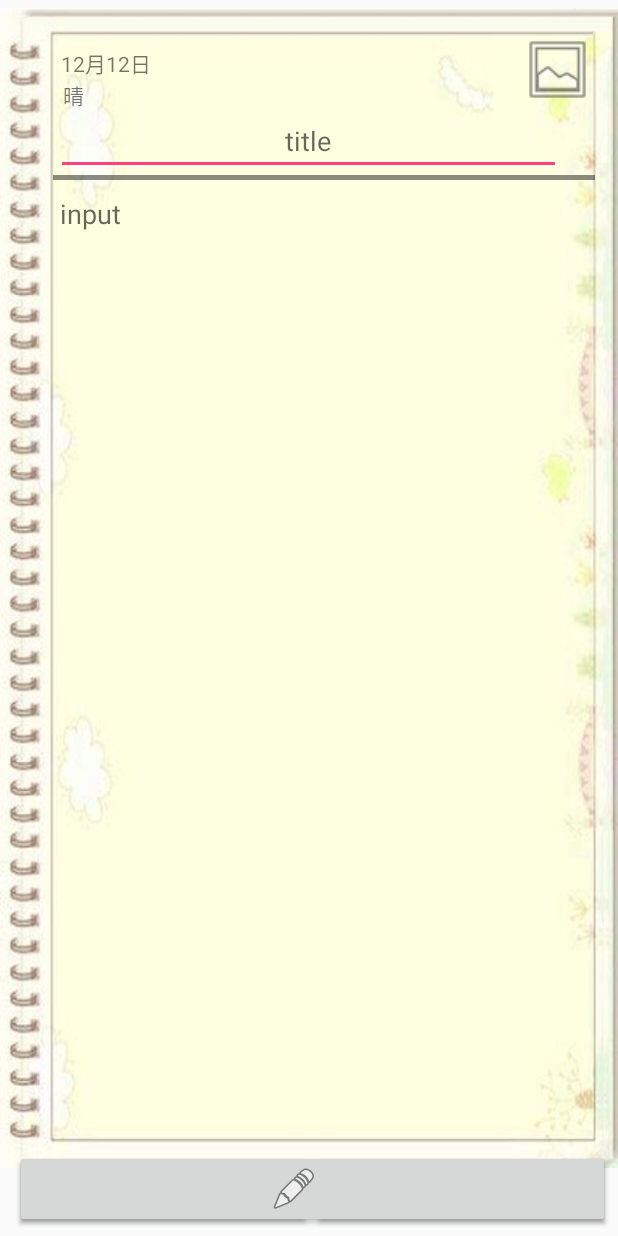
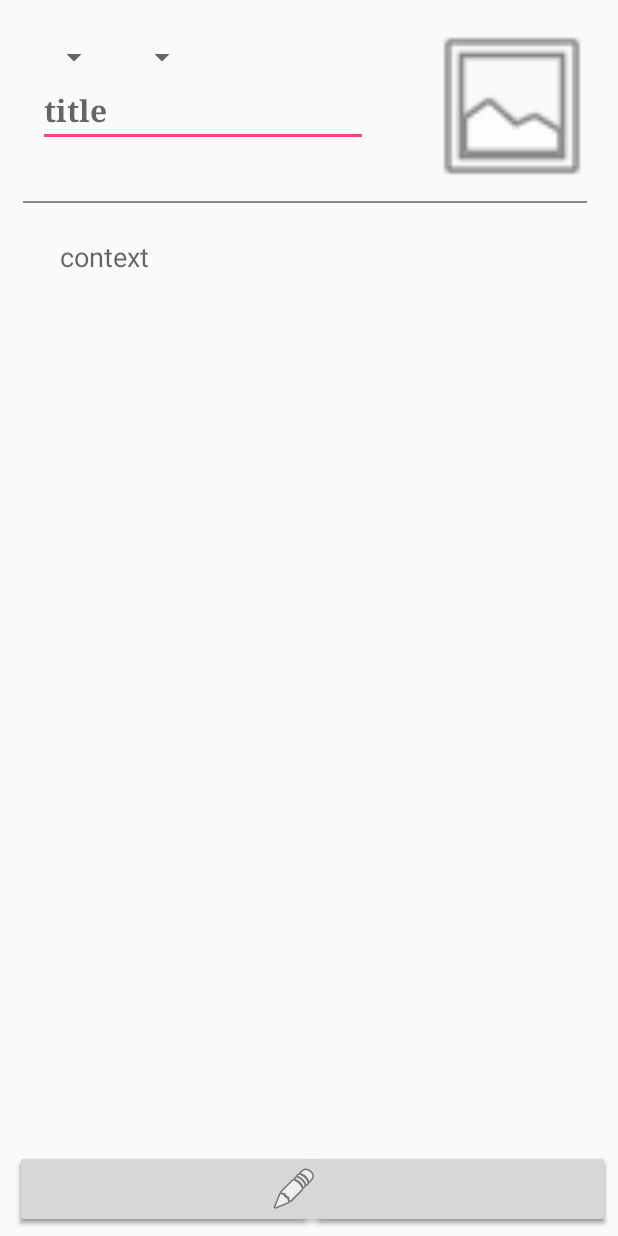
Before and after one commit to Relati/your-diary, an Android app: the layout edit_layout.xml on its own in the app's theme, with its tools: preview values and no code run, on a phone screen of 412 x 824 dp. Run offline under Robolectric (Android 15) with nearby library versions, the phone set to English and light mode, and no system bars.

Commit message:
完善编辑界面xml

```diff
--- a/app/src/main/res/layout/edit_layout.xml
+++ b/app/src/main/res/layout/edit_layout.xml
@@ -1,123 +1,135 @@
 <?xml version="1.0" encoding="utf-8"?>
 <RelativeLayout xmlns:android="http://schemas.android.com/apk/res/android"
-    android:orientation="vertical" android:layout_width="match_parent"
+    android:layout_width="match_parent"
     android:layout_height="match_parent"
-    android:paddingTop="5dp"
-    android:paddingBottom="5dp">
+    android:paddingBottom="5dp"
+    android:paddingTop="5dp">
+
+    <Button
+        android:id="@+id/edit_btn"
+        android:layout_width="match_parent"
+        android:layout_height="wrap_content"
+        android:layout_alignParentBottom="true"
+        android:layout_marginEnd="5dp"
+        android:layout_marginStart="10dp"
+        android:drawableStart="@android:drawable/ic_menu_edit"
+        android:paddingStart="170dp" />
 
     <LinearLayout
-        android:background="@drawable/input_bg"
-        android:layout_marginBottom="40dp"
+        android:layout_width="match_parent"
+        android:layout_height="wrap_content"
+        android:layout_alignParentBottom="true"
+        android:orientation="horizontal"
+        android:layout_marginEnd="5dp"
+        android:layout_marginStart="10dp">
+        <Button
+            android:id="@+id/saveBtn"
+            android:layout_width="0dp"
+            android:layout_height="wrap_content"
+            android:layout_weight="1"
+            android:drawableLeft="@android:drawable/ic_menu_save"
+            android:paddingStart="75dp"/>
+
+        <Button
+            android:id="@+id/cancelBtn"
+            android:layout_width="0dp"
+            android:layout_height="wrap_content"
+            android:layout_toRightOf="@id/saveBtn"
+            android:layout_weight="1"
+            android:drawableLeft="@android:drawable/ic_delete"
+            android:paddingStart="75dp"/>
+    </LinearLayout>
+
+    <LinearLayout
+        android:layout_width="match_parent"
+        android:layout_height="wrap_content"
+        android:layout_above="@+id/edit_btn"
+        android:layout_alignEnd="@+id/edit_btn"
         android:orientation="vertical"
-        android:layout_width="match_parent"
-        android:layout_height="wrap_content">
+        android:layout_alignParentTop="true">
         <RelativeLayout
-            android:paddingTop="16dp"
-            android:paddingStart="25dp"
             android:id="@+id/relative01"
             android:layout_width="match_parent"
-            android:layout_height="wrap_content">
-            <TextView
-                android:paddingTop="10dp"
-                android:paddingStart="15dp"
-                android:id="@+id/day"
-                android:layout_alignParentStart="true"
+            android:layout_height="wrap_content"
+            android:paddingStart="25dp"
+            android:paddingTop="5dp">
+
+            <LinearLayout
                 android:layout_width="wrap_content"
                 android:layout_height="wrap_content"
-                android:text="12月12日"/>
+                android:orientation="vertical"
+                android:paddingTop="15dp">
 
-            <TextView
-                android:layout_marginStart="15dp"
-                android:paddingStart="1dp"
-                android:id="@+id/weather"
-                android:layout_below="@id/day"
-                android:layout_width="wrap_content"
-                android:layout_height="wrap_content"
-                android:text="晴"/>
+                <LinearLayout
+                    android:layout_height="wrap_content"
+                    android:layout_width="wrap_content"
+                    android:orientation="horizontal">
+                    <Spinner
+                        android:id="@+id/spinner_month"
+                        android:layout_width="wrap_content"
+                        android:layout_height="wrap_content"
+                        android:layout_marginEnd="5dp"/>
+                    <Spinner
+                        android:id="@+id/spinner_day"
+                        android:layout_width="wrap_content"
+                        android:layout_height="wrap_content"
+                        android:textSize="15sp"
+                        android:layout_marginStart="5dp"/>
+                </LinearLayout>
+
+                <EditText
+                    android:id="@+id/diary_title"
+                    android:layout_width="220dp"
+                    android:layout_height="wrap_content"
+                    android:layout_marginEnd="20dp"
+                    android:hint="title"
+                    android:maxLines="2"
+                    android:fontFamily="serif"
+                    android:textSize="20sp"
+                    android:textStyle="bold"/>
+
+            </LinearLayout>
 
             <ImageButton
-                android:layout_marginEnd="15dp"
                 android:id="@+id/imageview"
-                android:background="@android:drawable/ic_menu_gallery"
+                android:layout_width="120dp"
+                android:layout_height="120dp"
                 android:layout_alignParentEnd="true"
-                android:layout_width="50dp"
-                android:layout_height="50dp" />
+                android:layout_marginEnd="5dp"
+                android:background="@android:drawable/ic_menu_gallery" />
 
-            <EditText
-                android:singleLine="true"
-                android:id="@+id/diary_title"
-                android:layout_width="match_parent"
-                android:layout_height="wrap_content"
-                android:layout_below="@id/imageview"
-                android:gravity="center"
-                android:layout_marginEnd="20dp"
-                android:layout_marginStart="30dp"
-                android:layout_centerHorizontal="true"
-                android:hint="title"/>
         </RelativeLayout>
 
 
         <View
-            android:background="#74000000"
             android:id="@+id/view_between"
             android:layout_width="match_parent"
-            android:layout_height="3dp"
-            android:layout_marginStart="35dp"
-            android:layout_marginEnd="15dp"/>
+            android:layout_height="1dp"
+            android:layout_marginEnd="15dp"
+            android:layout_marginStart="15dp"
+            android:layout_marginTop="3dp"
+            android:layout_marginBottom="3dp"
+            android:background="#74000000"/>
 
         <LinearLayout
 
             android:id="@+id/linearlayout"
             android:layout_width="match_parent"
-            android:layout_height="430dp"
-            android:paddingTop="10dp"
-            >
+            android:layout_height="320dp"
+            android:paddingTop="10dp">
+
             <EditText
-                android:paddingStart="40dp"
-                android:paddingEnd="15dp"
-                android:paddingBottom="15dp"
-                android:hint="input"
-                android:background="@null"
                 android:id="@+id/diary_text"
                 android:layout_width="match_parent"
                 android:layout_height="match_parent"
+                android:background="@null"
                 android:gravity="start"
-                android:inputType="textMultiLine"/>
+                android:hint="context"
+                android:inputType="textMultiLine"
+                android:paddingBottom="15dp"
+                android:paddingEnd="15dp"
+                android:paddingStart="40dp"
+                android:layout_marginTop="10dp"/>
         </LinearLayout>
     </LinearLayout>
-
-    <Button
-        android:id="@+id/edit_btn"
-        android:layout_alignParentBottom="true"
-        android:layout_width="match_parent"
-        android:layout_height="wrap_content"
-        android:layout_marginEnd="5dp"
-        android:layout_marginStart="10dp"
-        android:paddingStart="170dp"
-        android:drawableLeft="@android:drawable/ic_menu_edit" />
-
-    <LinearLayout
-        android:layout_alignParentBottom="true"
-        android:layout_width="match_parent"
-        android:layout_height="wrap_content"
-
-        android:layout_marginEnd="5dp"
-        android:layout_marginStart="10dp">
-        <Button
-            android:layout_weight="1"
-            android:id="@+id/saveBtn"
-            android:layout_width="0dp"
-            android:layout_height="wrap_content"
-            android:drawableLeft="@android:drawable/ic_menu_save"
-            android:paddingStart="75dp"/>
-
-        <Button
-            android:layout_weight="1"
-            android:id="@+id/cancelBtn"
-            android:layout_toRightOf="@id/saveBtn"
-            android:layout_width="0dp"
-            android:layout_height="wrap_content"
-            android:drawableLeft="@android:drawable/ic_delete"
-            android:paddingStart="75dp"/>
-    </LinearLayout>
 </RelativeLayout>
```
